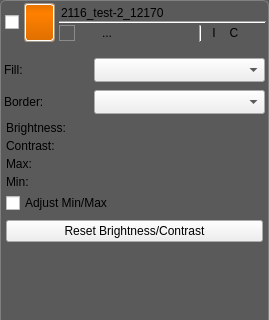
jessdtate/Seg3D, file src/Interface/Application/LayerWidget.ui: the form before one commit; both pictures show x 0 to 269 and y 0 to 320 of the 269 by 691 pixel window.
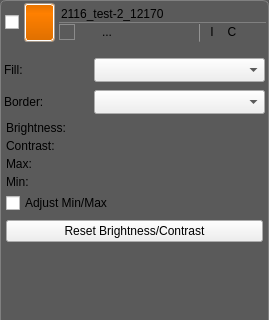
The form after the commit. Icons and pictures are not drawn. Custom widgets are drawn as their Qt base class.

Commit message: ui updates to make things a bit more professional looking. and remove some of the buttons/etc. unless you need them. split out the view settings to a new tab in the preferences manager

What changed in the file:
```diff
--- a/src/Interface/Application/LayerWidget.ui
+++ b/src/Interface/Application/LayerWidget.ui
@@ -25,12 +25,20 @@
 	background-color: rgba(0, 0, 0, 0);
 }
 
+QFrame#iso_control_separator_line_{
+	background-color: gray;
+}
+
 QWidget#base_{
 	background-color: qlineargradient(spread:pad, x1:0.5, y1:0, x2:0.5, y2:0.960227, stop:0 rgba(211, 211, 211, 255), stop:0.155779 rgba(225, 225, 225, 255), 				stop:1 rgba(194, 194, 194, 255));
 	border: 1px solid gray;
 border-radius: 6px;
 }
 
+QWidget#buttons_widget_{
+	border-top: 1px solid gray;
+}
+
 QToolButton#viewer_0_button_{
 	border: 2px solid rgb( 90, 90, 90 );
 	border-radius: 3px;
@@ -365,13 +373,13 @@
                  <property name="minimumSize">
                   <size>
                    <width>0</width>
-                   <height>18</height>
+                   <height>19</height>
                   </size>
                  </property>
                  <property name="maximumSize">
                   <size>
                    <width>16777215</width>
-                   <height>18</height>
+                   <height>19</height>
                   </size>
                  </property>
                  <property name="focusPolicy">
@@ -401,24 +409,17 @@
                 </widget>
                </item>
                <item>
-                <widget class="Line" name="line">
-                 <property name="orientation">
-                  <enum>Qt::Horizontal</enum>
-                 </property>
-                </widget>
-               </item>
-               <item>
-                <widget class="QWidget" name="widget_2" native="true">
+                <widget class="QWidget" name="buttons_widget_" native="true">
                  <property name="minimumSize">
                   <size>
                    <width>0</width>
-                   <height>18</height>
+                   <height>20</height>
                   </size>
                  </property>
                  <property name="maximumSize">
                   <size>
                    <width>16777215</width>
-                   <height>18</height>
+                   <height>20</height>
                   </size>
                  </property>
                  <layout class="QHBoxLayout" name="horizontalLayout_3">
@@ -665,6 +666,21 @@
                   </item>
                   <item>
                    <widget class="Line" name="iso_control_separator_line_">
+                    <property name="minimumSize">
+                     <size>
+                      <width>1</width>
+                      <height>0</height>
+                     </size>
+                    </property>
+                    <property name="maximumSize">
+                     <size>
+                      <width>1</width>
+                      <height>16777215</height>
+                     </size>
+                    </property>
+                    <property name="styleSheet">
+                     <string notr="true"/>
+                    </property>
                     <property name="orientation">
                      <enum>Qt::Vertical</enum>
                     </property>
```
The commit also changes 11 other files.
